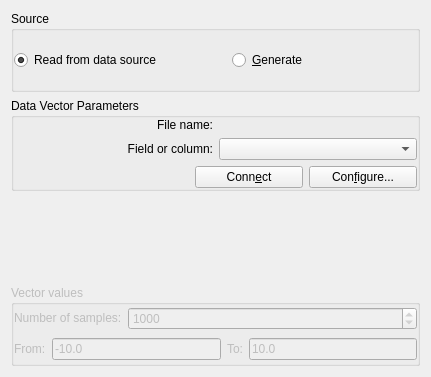
First picture: the form in src/libkstapp/vectortab.ui, repository Kst-plot/kst, before the edit.
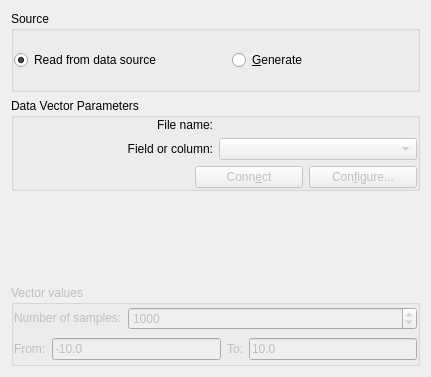
Second picture: the form after the edit. Custom widgets are drawn as their Qt base class.

```diff
--- a/src/libkstapp/vectortab.ui
+++ b/src/libkstapp/vectortab.ui
@@ -137,7 +137,11 @@
        </widget>
       </item>
       <item row="1" column="1" >
-       <widget class="Kst::ComboBox" name="_field" />
+       <widget class="Kst::ComboBox" name="_field" >
+        <property name="enabled" >
+         <bool>false</bool>
+        </property>
+       </widget>
       </item>
       <item row="2" column="0" colspan="2" >
        <layout class="QHBoxLayout" >
@@ -171,6 +175,9 @@
         </item>
         <item>
          <widget class="QPushButton" name="_connect" >
+          <property name="enabled" >
+           <bool>false</bool>
+          </property>
           <property name="text" >
            <string>Conn&amp;ect</string>
           </property>
@@ -178,6 +185,9 @@
         </item>
         <item>
          <widget class="QPushButton" name="_configure" >
+          <property name="enabled" >
+           <bool>false</bool>
+          </property>
           <property name="text" >
            <string>Con&amp;figure...</string>
           </property>
```
